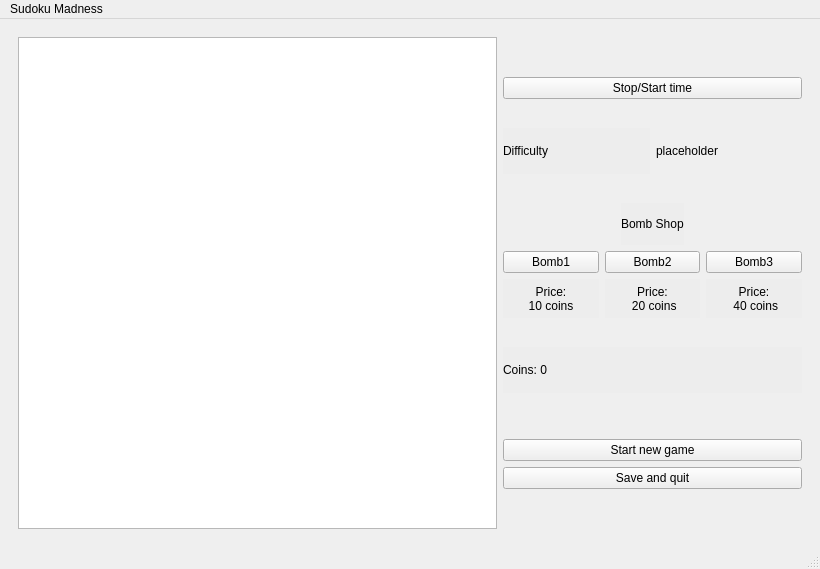
The window that gui/window/mainwindow.ui (livcristi/Sudoku-Madness) describes before a commit, drawn with Qt 5.
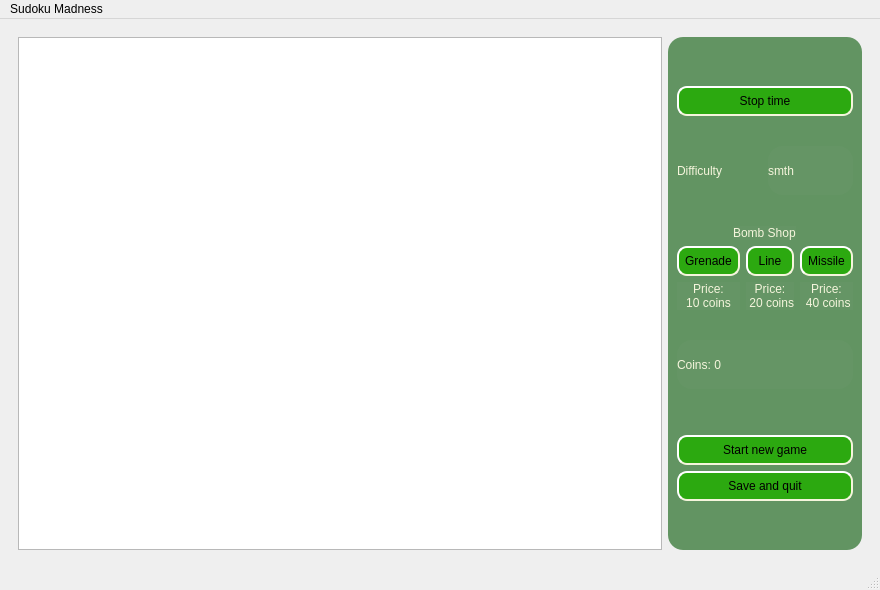
The same window after the commit. The open tabs and pages were chosen to show the change.

What changed in the file:
```diff
--- a/gui/window/mainwindow.ui
+++ b/gui/window/mainwindow.ui
@@ -6,8 +6,8 @@
    <rect>
     <x>0</x>
     <y>0</y>
-    <width>820</width>
-    <height>569</height>
+    <width>880</width>
+    <height>590</height>
    </rect>
   </property>
   <property name="windowTitle">
@@ -21,7 +21,7 @@
        <number>1</number>
       </property>
       <widget class="QWidget" name="gamePage">
-       <layout class="QHBoxLayout" name="horizontalLayout" stretch="8,5">
+       <layout class="QHBoxLayout" name="horizontalLayout" stretch="13,0">
         <item>
          <widget class="QTableView" name="sudokuTableView">
           <property name="sizePolicy">
@@ -60,7 +60,12 @@
          </widget>
         </item>
         <item>
-         <layout class="QVBoxLayout" name="verticalLayout_2" stretch="0,2,1,2,1,5,1,2,0,0,0,0">
+         <widget class="QWidget" name="optionMenu" native="true">
+          <property name="styleSheet">
+           <string notr="true">background-color: rgba(0, 85, 0, 150);
+border-radius: 15px;</string>
+          </property>
+          <layout class="QVBoxLayout" name="verticalLayout_2" stretch="0,2,1,2,1,0,1,2,0,0,0,0">
           <item>
            <spacer name="verticalSpacer_4">
             <property name="orientation">
@@ -75,14 +80,24 @@
            </spacer>
           </item>
           <item>
-           <layout class="QHBoxLayout" name="horizontalLayout_3">
+            <layout class="QHBoxLayout" name="horizontalLayout_3" stretch="2,1">
             <item>
              <layout class="QHBoxLayout" name="chronometerLayout"/>
             </item>
             <item>
              <widget class="QPushButton" name="stopStartButton">
+               <property name="styleSheet">
+                <string notr="true">background-color: rgba(40, 170, 11, 240);
+color: black;
+border-style: outset;
+border-width: 2px;
+border-radius: 10px;
+border-color: beige;
+padding: 6px;
+font: 15pt &quot;Bauhaus 93&quot;;</string>
+               </property>
               <property name="text">
-               <string>Stop/Start time</string>
+                <string>Stop time</string>
               </property>
              </widget>
             </item>
@@ -107,8 +122,8 @@
              <widget class="QLabel" name="difficultyLabel">
               <property name="styleSheet">
                <string notr="true">font: 18pt &quot;Cooper Black&quot;;
-background-color: rgba(173, 173, 173, 10);
-color: black;</string>
+background-color: rgba(173, 173, 173, 0);
+color: beige;</string>
               </property>
               <property name="text">
                <string>Difficulty</string>
@@ -117,8 +132,13 @@
             </item>
             <item>
              <widget class="QLabel" name="difficultyTextLabel">
+               <property name="styleSheet">
+                <string notr="true">font: 18pt &quot;Cooper Black&quot;;
+background-color: rgba(173, 173, 173, 10);
+color: beige;</string>
+               </property>
               <property name="text">
-               <string>placeholder</string>
+                <string>smth</string>
               </property>
              </widget>
             </item>
@@ -144,7 +164,7 @@
               <property name="styleSheet">
                <string notr="true">font: 20pt &quot;Cooper Black&quot;;
 background-color: rgba(173, 173, 173, 10);
-color: black;</string>
+color: beige;</string>
               </property>
               <property name="text">
                <string>Bomb Shop</string>
@@ -163,8 +183,18 @@
                     <verstretch>0</verstretch>
                    </sizepolicy>
                   </property>
+                   <property name="styleSheet">
+                    <string notr="true">background-color: rgba(40, 170, 11, 240);
+color: black;
+border-style: outset;
+border-width: 2px;
+border-radius: 10px;
+border-color: beige;
+padding: 6px;
+font: 15pt &quot;Bauhaus 93&quot;;</string>
+                   </property>
                   <property name="text">
-                   <string>Bomb1</string>
+                    <string>Grenade</string>
                   </property>
                  </widget>
                 </item>
@@ -173,7 +203,7 @@
                   <property name="styleSheet">
                    <string notr="true">font: 10pt &quot;Cooper Black&quot;;
 background-color: rgba(173, 173, 173, 10);
-color: black;</string>
+color: beige;</string>
                   </property>
                   <property name="text">
                    <string>Price:
@@ -190,8 +220,18 @@
                <layout class="QVBoxLayout" name="verticalLayout_6">
                 <item>
                  <widget class="QPushButton" name="pushButton_2">
+                   <property name="styleSheet">
+                    <string notr="true">background-color: rgba(40, 170, 11, 240);
+color: black;
+border-style: outset;
+border-width: 2px;
+border-radius: 10px;
+border-color: beige;
+padding: 6px;
+font: 15pt &quot;Bauhaus 93&quot;;</string>
+                   </property>
                   <property name="text">
-                   <string>Bomb2</string>
+                    <string>Line</string>
                   </property>
                  </widget>
                 </item>
@@ -200,7 +240,7 @@
                   <property name="styleSheet">
                    <string notr="true">font: 10pt &quot;Cooper Black&quot;;
 background-color: rgba(173, 173, 173, 10);
-color: black;</string>
+color: beige;</string>
                   </property>
                   <property name="text">
                    <string>Price:
@@ -217,8 +257,18 @@
                <layout class="QVBoxLayout" name="verticalLayout_7">
                 <item>
                  <widget class="QPushButton" name="pushButton_3">
+                   <property name="styleSheet">
+                    <string notr="true">background-color: rgba(40, 170, 11, 240);
+color: black;
+border-style: outset;
+border-width: 2px;
+border-radius: 10px;
+border-color: beige;
+padding: 6px;
+font: 15pt &quot;Bauhaus 93&quot;;</string>
+                   </property>
                   <property name="text">
-                   <string>Bomb3</string>
+                    <string>Missile</string>
                   </property>
                  </widget>
                 </item>
@@ -227,7 +277,7 @@
                   <property name="styleSheet">
                    <string notr="true">font: 10pt &quot;Cooper Black&quot;;
 background-color: rgba(173, 173, 173, 10);
-color: black;</string>
+color: beige;</string>
                   </property>
                   <property name="text">
                    <string>Price:
@@ -264,7 +314,7 @@
               <property name="styleSheet">
                <string notr="true">font: 20pt &quot;Cooper Black&quot;;
 background-color: rgba(173, 173, 173, 10);
-color: black;</string>
+color: beige;</string>
               </property>
               <property name="text">
                <string>Coins: 0</string>
@@ -288,6 +338,17 @@
           </item>
           <item>
            <widget class="QPushButton" name="startNewButton">
+             <property name="styleSheet">
+              <string notr="true">background-color: rgba(40, 170, 11, 240);
+color: black;
+border-style: outset;
+border-width: 2px;
+border-radius: 10px;
+border-color: beige;
+min-width: 10em;
+padding: 6px;
+font: 15pt &quot;Bauhaus 93&quot;;</string>
+             </property>
             <property name="text">
              <string>Start new game</string>
             </property>
@@ -295,6 +356,17 @@
           </item>
           <item>
            <widget class="QPushButton" name="saveQuitButton">
+             <property name="styleSheet">
+              <string notr="true">background-color: rgba(40, 170, 11, 240);
+color: black;
+border-style: outset;
+border-width: 2px;
+border-radius: 10px;
+border-color: beige;
+min-width: 10em;
+padding: 6px;
+font: 15pt &quot;Bauhaus 93&quot;;</string>
+             </property>
             <property name="text">
              <string>Save and quit</string>
             </property>
@@ -314,6 +386,7 @@
            </spacer>
           </item>
          </layout>
+         </widget>
         </item>
        </layout>
       </widget>
@@ -504,7 +577,7 @@
     <rect>
      <x>0</x>
      <y>0</y>
-     <width>820</width>
+     <width>880</width>
      <height>25</height>
     </rect>
    </property>
```
Left out of the diff: 10 changed lines with no effect on the pictures. Lines whose indentation alone changed are shown as unchanged.
